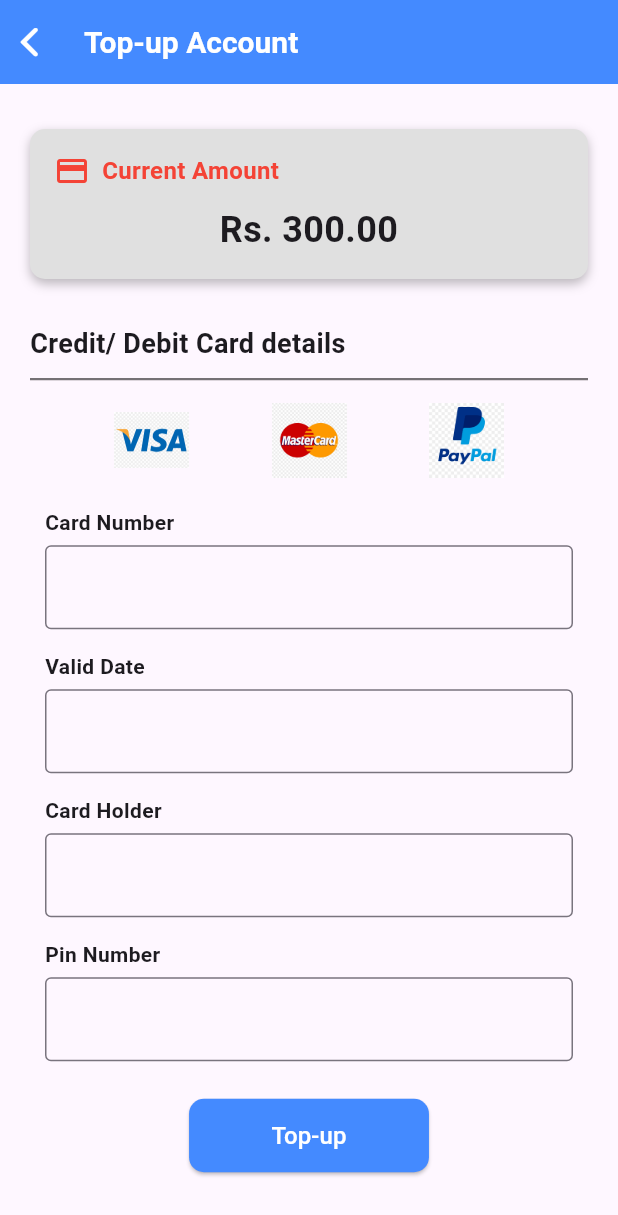
After one commit to ArvinFox/ShuttleMaster-Bus-Ticket-Booking-App, a Flutter app: the TopUpScreen screen opened directly, on a phone screen of 412 x 824 dp. The commit adds this screen. Shown: the top 1215 px of the screen. Run offline on Flutter 3.47's test engine with Material 3 defaults, Android fonts, the phone set to English and light mode, and no system bars; our stand-ins replace cloud_firestore, firebase_core; missing offline and left inert: mailer, twilio_flutter; accounts and stored records are empty.

Commit message:
Added Topup Screen Layout

```diff
--- a/lib/app.dart
+++ b/lib/app.dart
@@ -3,6 +3,7 @@ import 'package:shuttlemaster/routes/app_routes.dart';
 // import 'package:shuttlemaster/screens/static/welcome_screen.dart';
 // import 'package:shuttlemaster/screens/student/rides_screen_selection.dart';
 import 'package:shuttlemaster/screens/student/main_layout_screen.dart';
+import 'package:shuttlemaster/screens/student/topup_screen.dart';
 
 class ShuttleMaster extends StatelessWidget {
   const ShuttleMaster({super.key});
--- /dev/null
+++ b/lib/screens/student/topup_screen.dart
@@ -0,0 +1,162 @@
+import 'package:flutter/cupertino.dart';
+import 'package:flutter/material.dart';
+
+class TopUpScreen extends StatelessWidget {
+  const TopUpScreen({super.key});
+
+  @override
+  Widget build(BuildContext context) {
+    return Scaffold(
+      appBar: AppBar(
+        backgroundColor: Colors.blueAccent,
+        leading: CupertinoNavigationBarBackButton(
+          color: Colors.white,
+          onPressed: () => Navigator.pop(context),
+        ),
+        leadingWidth: 40,
+        title: Text(
+          'Top-up Account',
+          style: TextStyle(
+              color: Colors.white, fontSize: 20, fontWeight: FontWeight.bold),
+        ),
+      ),
+      body: SingleChildScrollView(
+        child: Padding(
+          padding: const EdgeInsets.all(20.0),
+          child: Column(
+            crossAxisAlignment: CrossAxisAlignment.start,
+            children: [
+              SizedBox(height: 10),
+              Container(
+                padding: EdgeInsets.all(16),
+                height: 100,
+                decoration: BoxDecoration(
+                  color: Colors.grey[300],
+                  borderRadius: BorderRadius.circular(10),
+                  boxShadow: [
+                    BoxShadow(
+                      color: Colors.black26,
+                      blurRadius: 5,
+                      offset: Offset(0, 3),
+                    ),
+                  ],
+                ),
+                child: Column(
+                  mainAxisAlignment: MainAxisAlignment.center,
+                  children: [
+                    Row(
+                      children: [
+                        Icon(Icons.payment, color: Colors.red, size: 24),
+                        SizedBox(width: 8),
+                        Text(
+                          'Current Amount',
+                          style: TextStyle(
+                              color: Colors.red,
+                              fontWeight: FontWeight.bold,
+                              fontSize: 16),
+                        ),
+                      ],
+                    ),
+                    SizedBox(height: 10),
+                    Text(
+                      'Rs. 300.00',
+                      style:
+                          TextStyle(fontSize: 24, fontWeight: FontWeight.bold),
+                      textAlign: TextAlign.center,
+                    ),
+                  ],
+                ),
+              ),
+              SizedBox(height: 30),
+              Text(
+                'Credit/ Debit Card details',
+                style: TextStyle(fontWeight: FontWeight.bold, fontSize: 18),
+              ),
+              SizedBox(height: 10),
+              Center(
+                child: Container(
+                  width: 420,
+                  height: 1.5,
+                  color: Colors.black54,
+                ),
+              ),
+              SizedBox(height: 15),
+              Row(
+                mainAxisAlignment: MainAxisAlignment.center,
+                children: [
+                  Image.asset('assets/icons/visa.png', width: 50),
+                  SizedBox(width: 55),
+                  Image.asset('assets/icons/mastercard.png', width: 50),
+                  SizedBox(width: 55),
+                  Image.asset('assets/icons/paypal.png', width: 50),
+                ],
+              ),
+              SizedBox(height: 20),
+              Padding(
+                padding: const EdgeInsets.symmetric(horizontal: 10.0),
+                child: Column(
+                  crossAxisAlignment: CrossAxisAlignment.start,
+                  children: [
+                    Text(
+                      'Card Number',
+                      style: TextStyle(fontWeight: FontWeight.bold),
+                    ),
+                    SizedBox(height: 5),
+                    TextField(
+                      decoration: InputDecoration(border: OutlineInputBorder()),
+                    ),
+                    SizedBox(height: 15),
+                    Text(
+                      'Valid Date',
+                      style: TextStyle(fontWeight: FontWeight.bold),
+                    ),
+                    SizedBox(height: 5),
+                    TextField(
+                      decoration: InputDecoration(border: OutlineInputBorder()),
+                    ),
+                    SizedBox(height: 15),
+                    Text(
+                      'Card Holder',
+                      style: TextStyle(fontWeight: FontWeight.bold),
+                    ),
+                    SizedBox(height: 5),
+                    TextField(
+                      decoration: InputDecoration(border: OutlineInputBorder()),
+                    ),
+                    SizedBox(height: 15),
+                    Text(
+                      'Pin Number',
+                      style: TextStyle(fontWeight: FontWeight.bold),
+                    ),
+                    SizedBox(height: 5),
+                    TextField(
+                      obscureText: true,
+                      decoration: InputDecoration(border: OutlineInputBorder()),
+                    ),
+                    SizedBox(height: 25),
+                  ],
+                ),
+              ),
+              Center(
+                child: ElevatedButton(
+                  onPressed: () {},
+                  style: ElevatedButton.styleFrom(
+                    backgroundColor: Colors.blueAccent,
+                    padding: EdgeInsets.symmetric(horizontal: 55, vertical: 13),
+                    shape: RoundedRectangleBorder(
+                      borderRadius: BorderRadius.circular(10),
+                    ),
+                  ),
+                  child: Text(
+                    'Top-up',
+                    style: TextStyle(color: Colors.white, fontSize: 16),
+                  ),
+                ),
+              ),
+            ],
+          ),
+        ),
+      ),
+    );
+  }
+}
```
Also changed, not shown: assets/icons/mastercard.png (added), assets/icons/paypal.png (added), assets/icons/visa.png (added), 126 other files.
